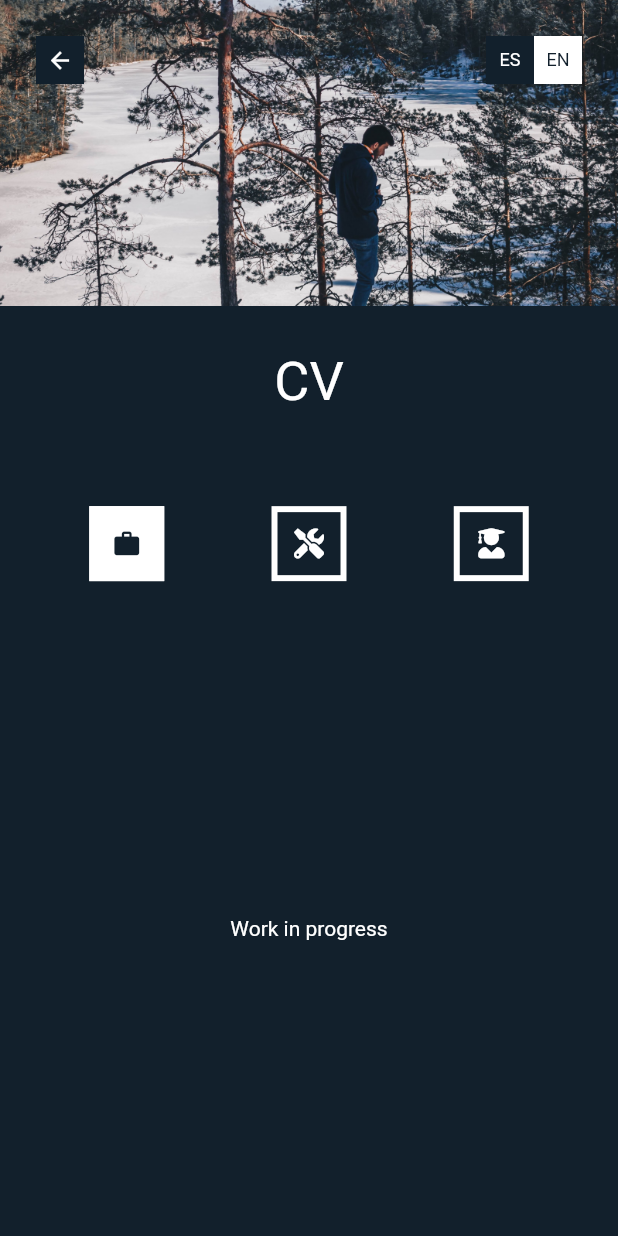
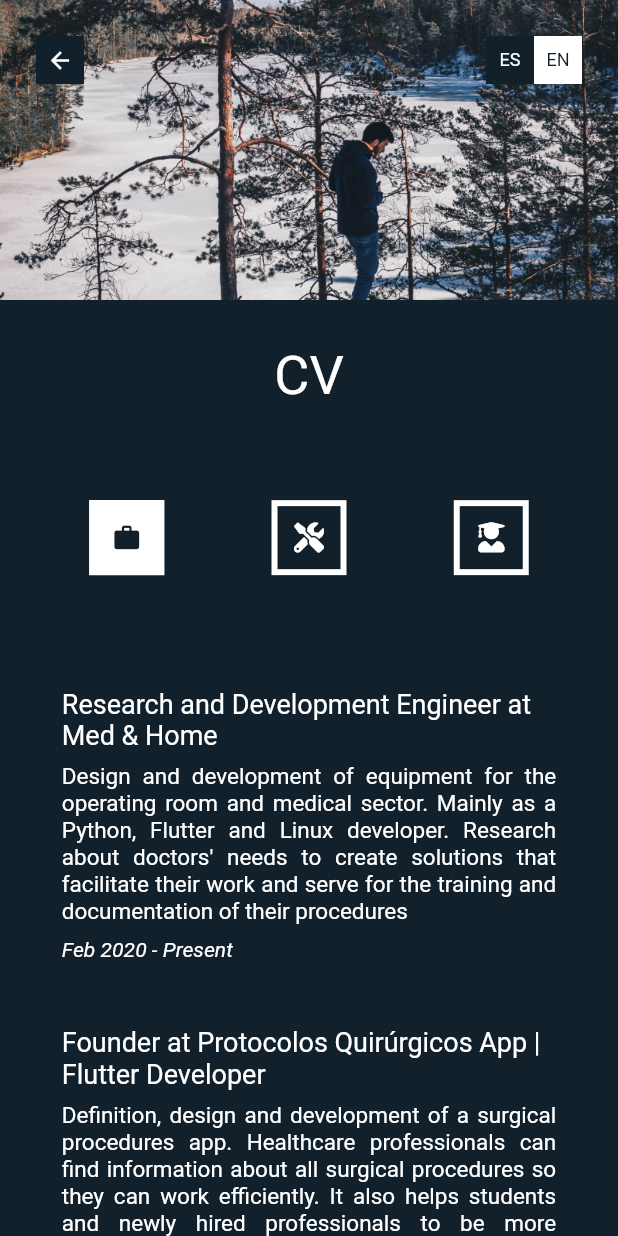
Before and after one commit to jsgalarraga/portfolio, a Flutter app: the CVPage screen opened by its route, on a phone screen of 412 x 824 dp. Run offline on Flutter 3.47's test engine with Material 2 defaults, Android fonts, the light colour scheme and no system bars; accounts and stored records are empty.

Commit message:
cv terminado

```diff
--- a/lib/ui/cv/common_items.dart
+++ b/lib/ui/cv/common_items.dart
@@ -67,11 +67,34 @@ class TabContent extends StatelessWidget {
 class ExperienceTab extends StatelessWidget {
   @override
   Widget build(BuildContext context) {
-    return Container(
-      height: 400,
-      child: Center(
-        child: Text(context.watch<LanguageModel>().texts.wip),
-      ),
+    return LayoutBuilder(
+        builder: (BuildContext context, BoxConstraints constraints) {
+          return Container(
+            height: 700,
+            width: constraints.maxWidth * .8,
+            child: Column(
+              mainAxisAlignment: MainAxisAlignment.spaceEvenly,
+              crossAxisAlignment: CrossAxisAlignment.start,
+              children: [
+                CvEntry(
+                  title: context.watch<LanguageModel>().texts.medHomeTitle,
+                  text: context.watch<LanguageModel>().texts.medHomeText,
+                  period: context.watch<LanguageModel>().texts.medHomePeriod,
+                ),
+                CvEntry(
+                  title: context.watch<LanguageModel>().texts.protocolosTitle,
+                  text: context.watch<LanguageModel>().texts.protocolosText,
+                  period: context.watch<LanguageModel>().texts.protocolosPeriod,
+                ),
+                CvEntry(
+                  title: context.watch<LanguageModel>().texts.deloitteTitle,
+                  text: context.watch<LanguageModel>().texts.deloitteText,
+                  period: context.watch<LanguageModel>().texts.deloittePeriod,
+                ),
+              ],
+            ),
+          );
+        }
     );
   }
 }
@@ -82,7 +105,7 @@ class SkillsTab extends StatelessWidget {
     return LayoutBuilder(
         builder: (BuildContext context, BoxConstraints constraints) {
           return Container(
-            height: 400,
+            height: 500,
             width: constraints.maxWidth * .8,
             child: Column(
               mainAxisAlignment: MainAxisAlignment.spaceEvenly,
@@ -91,6 +114,11 @@ class SkillsTab extends StatelessWidget {
                 CvEntry(
                   title: context.watch<LanguageModel>().texts.personalTitle,
                   text: context.watch<LanguageModel>().texts.personalText,
+                ),
+                CvEntry(
+                  title: context.watch<LanguageModel>().texts.sportsTitle,
+                  text: context.watch<LanguageModel>().texts.sportsText,
+                  textSize: 24,
                 ),
                 CvEntry(
                   title: context.watch<LanguageModel>().texts.develTitle,
@@ -152,11 +180,13 @@ class CvEntry extends StatelessWidget {
     this.title,
     this.text,
     this.period,
+    this.textSize,
   });
 
   final String title;
   final String text;
   final String period;
+  final double textSize;
 
   @override
   Widget build(BuildContext context) {
@@ -167,7 +197,7 @@ class CvEntry extends StatelessWidget {
         if (title != null) Text(title, style: TextStyle(fontSize: 18)),
         if (text != null) Padding(
           padding: const EdgeInsets.symmetric(vertical: 8.0),
-          child: Text(text, style: TextStyle(fontSize: 15)),
+          child: Text(text, style: TextStyle(fontSize: textSize ?? 15), textAlign: TextAlign.justify),
         ),
         if (period != null) Text(period, style: TextStyle(fontStyle: FontStyle.italic))
       ],
--- a/lib/ui/cv/model.dart
+++ b/lib/ui/cv/model.dart
@@ -19,11 +19,11 @@ String getTabText(BuildContext context, TabType type){
 
 class CvTabModel extends ChangeNotifier{
   TabType currentTab = TabType.experience;
-  double tabSize = 620;
+  double tabSize = 920;
 
   Map<TabType, double> _tabSizes = {
-    TabType.experience: 620,
-    TabType.skills: 620,
+    TabType.experience: 920,
+    TabType.skills: 720,
     TabType.education: 620,
   };
 
--- a/lib/ui/home/common_items.dart
+++ b/lib/ui/home/common_items.dart
@@ -55,17 +55,17 @@ class ButtonsRow extends StatelessWidget {
     return Row(
       mainAxisAlignment: MainAxisAlignment.spaceEvenly,
       children: [
+        // MyFlatButton(
+        //     text: context.watch<LanguageModel>().texts.portfolio,
+        //     onTap: () => Navigator.pushNamed(context, '/portfolio')
+        // ),
         MyFlatButton(
-            text: context.watch<LanguageModel>().texts.portfolio,
-            onTap: () => Navigator.pushNamed(context, '/portfolio')
+            text: context.watch<LanguageModel>().texts.cv,
+            onTap: () => Navigator.pushNamed(context, '/cv')
         ),
         MyFlatButton(
             text: context.watch<LanguageModel>().texts.contact,
             onTap: () => Navigator.pushNamed(context, '/contact')
-        ),
-        MyFlatButton(
-            text: context.watch<LanguageModel>().texts.cv,
-            onTap: () => Navigator.pushNamed(context, '/cv')
         ),
       ],
     );
@@ -79,19 +79,19 @@ class ButtonsCol extends StatelessWidget {
       child: Column(
         mainAxisAlignment: MainAxisAlignment.spaceEvenly,
         children: [
+          // MyFlatButton(
+          //   text: context.watch<LanguageModel>().texts.portfolio,
+          //   onTap: () => Navigator.pushNamed(context, '/portfolio'),
+          //   reactive: true,
+          // ),
           MyFlatButton(
-            text: context.watch<LanguageModel>().texts.portfolio,
-            onTap: () => Navigator.pushNamed(context, '/portfolio'),
+            text: context.watch<LanguageModel>().texts.cv,
+            onTap: () => Navigator.pushNamed(context, '/cv'),
             reactive: true,
           ),
           MyFlatButton(
             text: context.watch<LanguageModel>().texts.contact,
             onTap: () => Navigator.pushNamed(context, '/contact'),
-            reactive: true,
-          ),
-          MyFlatButton(
-            text: context.watch<LanguageModel>().texts.cv,
-            onTap: () => Navigator.pushNamed(context, '/cv'),
             reactive: true,
           ),
         ],
--- a/lib/utils/texts.dart
+++ b/lib/utils/texts.dart
@@ -45,6 +45,9 @@ abstract class Texts{
   //////Personal
   String personalTitle;
   String personalText;
+  //////Sports
+  String sportsTitle;
+  String sportsText;
   //////Developer
   String develTitle;
   String develText;
@@ -54,6 +57,20 @@ abstract class Texts{
   //////Office
   String officeTitle;
   String officeText;
+
+  ////Experience
+  //////MedHome
+  String medHomeTitle;
+  String medHomeText;
+  String medHomePeriod;
+  //////ProtocolosQx
+  String protocolosTitle;
+  String protocolosText;
+  String protocolosPeriod;
+  //////Deloitte
+  String deloitteTitle;
+  String deloitteText;
+  String deloittePeriod;
 
 }
 
@@ -67,7 +84,8 @@ class EspTexts implements Texts{
   @override
   String mainDescription = 'Ingeniero Industrial especializado en Automática y Electrónica\n'
       'Desarrollador de Flutter y Python\n'
-      'Actualmente trabajando en Soluciones Med&Home como \nIngeniero de I+D / Desarrollador';
+      'Actualmente trabajando en Soluciones Med&Home como \nIngeniero de I+D / Desarrollador\n'
+      'Actualmente resido en Madrid';
   @override
   String contact = 'Contacto';
   @override
@@ -130,11 +148,17 @@ class EspTexts implements Texts{
   String personalTitle = 'Personales';
   @override
   String personalText = 'Trabajador de equipo, aprendizaje rápido, innovador, resolutivo';
+  //////Sports
+  @override
+  String sportsTitle = 'Deportes';
+  @override
+  String sportsText = '🚵🏽 ⛷️ 🎾 🏄🏽‍♂ 🤾🏽';
   //////Developer
   @override
   String develTitle = 'Programación';
   @override
-  String develText = 'Python, Flutter, Git, C, C++, Pyspark, MATLAB, Arduino, Linux, ROS, un poco de JavaScript';
+  String develText = 'Python, Flutter, Git, Linux, C, C++, Pyspark, MATLAB, Arduino, ROS, un poco de JavaScript '
+      'HTML y CSS';
   //////Engineering
   @override
   String engTitle = 'Ingeniería';
@@ -145,6 +169,37 @@ class EspTexts implements Texts{
   String officeTitle = 'Ofimática y Colaboración';
   @override
   String officeText = 'Microsoft Office, Google Suite, MS Teams, Jira, Slack';
+  ////Experience
+  //////MedHome
+  @override
+  String medHomeTitle = 'Ingeniero de Investigación y Desarrollo en Med & Home';
+  @override
+  String medHomeText = 'Diseño y desarrollo de equipamiento para quirófanos y soluciones para el sector médico, '
+      'principalmente como desarrollador Python (Extron), Android (Flutter) y Linux. Investigación de las necesidades '
+      'de los médicos para crear soluciones que faciliten su trabajo y sirvan para la formación y documentación '
+      'de sus procedimientos.';
+  @override
+  String medHomePeriod = 'Feb 2020 - Actualidad';
+  //////ProtocolosQx
+  @override
+  String protocolosTitle = 'Fundador de la App Protocolos Quirúrgicos | Desarrollador Flutter';
+  @override
+  String protocolosText = 'Concepción, diseño y desarrollo de una aplicación de protocolos quirúrgicos, en la que los '
+      'profesionales de medicina pueden consultar los protocolos de todas las intervenciones quirúrgicas para '
+      'desenvolverse en su trabajo de manera más eficiente y ayudar al personal de reciente incorporación a estar más integrado';
+  @override
+  String protocolosPeriod = 'Jun 2019 - Actualidad';
+  @override
+  //////Deloitte
+  @override
+  String deloitteTitle = 'Analista Junior en Deloitte';
+  @override
+  String deloitteText = 'Desarrollo de modelos de control en un entorno Big Data con el fin de automatizar procesos '
+      'de forma eficiente. Uso de Python, PySpark y Hive.\nEn esta experiencia ha aumentado mi conocimiento de la '
+      'tecnología Big Data, su implantación y su potencial, además de otras cualidades como la organización y '
+      'gestión de equipos.';
+  @override
+  String deloittePeriod = 'Sept 2019 - Feb 2020';
 }
 
 class EngTexts implements Texts {
@@ -157,7 +212,7 @@ class EngTexts implements Texts {
   @override
   String mainDescription = 'Industrial Engineer specialized in Electronics and Automation\n'
       'Flutter and Python developer\n'
-      'Working in Med&Home Solutions as a R&D Engineer / Developer';
+      'Working in Med&Home Solutions as a R&D Engineer / Developer\nCurrently residing in Madrid';
   @override
   String contact = 'Contact';
   @override
@@ -220,11 +275,17 @@ class EngTexts implements Texts {
   String personalTitle = 'Personal';
   @override
   String personalText = 'Team worker, fast learner, innovative, problem solver';
+  //////Sports
+  @override
+  String sportsTitle = 'Sports';
+  @override
+  String sportsText = '🚵🏽 ⛷️ 🎾 🏄🏽‍♂ 🤾🏽';
   //////Developer
   @override
   String develTitle = 'Programming';
   @override
-  String develText = 'Python, Flutter, Git, C, C++, Pyspark, MATLAB, Arduino, Linux, ROS, a bit of JavaScript';
+  String develText = 'Python, Flutter, Git, Linux, C, C++, Pyspark, MATLAB, Arduino, ROS, a bit of JavaScript, '
+      'HTML and CSS';
   //////Engineering
   @override
   String engTitle = 'Engineering';
@@ -235,6 +296,34 @@ class EngTexts implements Texts {
   String officeTitle = 'Office & Collaboration';
   @override
   String officeText = 'Microsoft Office, Google Suite, MS Teams, Jira, Slack';
+  ////Experience
+  //////MedHome
+  @override
+  String medHomeTitle = 'Research and Development Engineer at Med & Home';
+  @override
+  String medHomeText = 'Design and development of equipment for the operating room and medical sector. Mainly as '
+      'a Python, Flutter and Linux developer. Research about doctors\' needs to create solutions that facilitate '
+      'their work and serve for the training and documentation of their procedures';
+  @override
+  String medHomePeriod = 'Feb 2020 - Present';
+  //////ProtocolosQx
+  @override
+  String protocolosTitle = 'Founder at Protocolos Quirúrgicos App | Flutter Developer';
+  @override
+  String protocolosText = 'Definition, design and development of a surgical procedures app. Healthcare professionals '
+      'can find information about all surgical procedures so they can work efficiently. It also helps students '
+      'and newly hired professionals to be more integrated';
+  @override
+  String protocolosPeriod = 'June 2019 - Present';
+  //////Deloitte
+  @override
+  String deloitteTitle = 'Junior Analyst at Deloitte';
+  @override
+  String deloitteText = 'Control model development with PySpark in a Big Data framework aiming to automate '
+      'processes efficiently. Using Python, PySpark and Hive.\nIn this job, I learnt closely how Big Data '
+      'operates and its potential, also increasing my abilities to work with a team and manage tasks.';
+  @override
+  String deloittePeriod = 'Sept 2019 - Feb 2020';
 }
 
 enum Languages { esp, eng }
```
